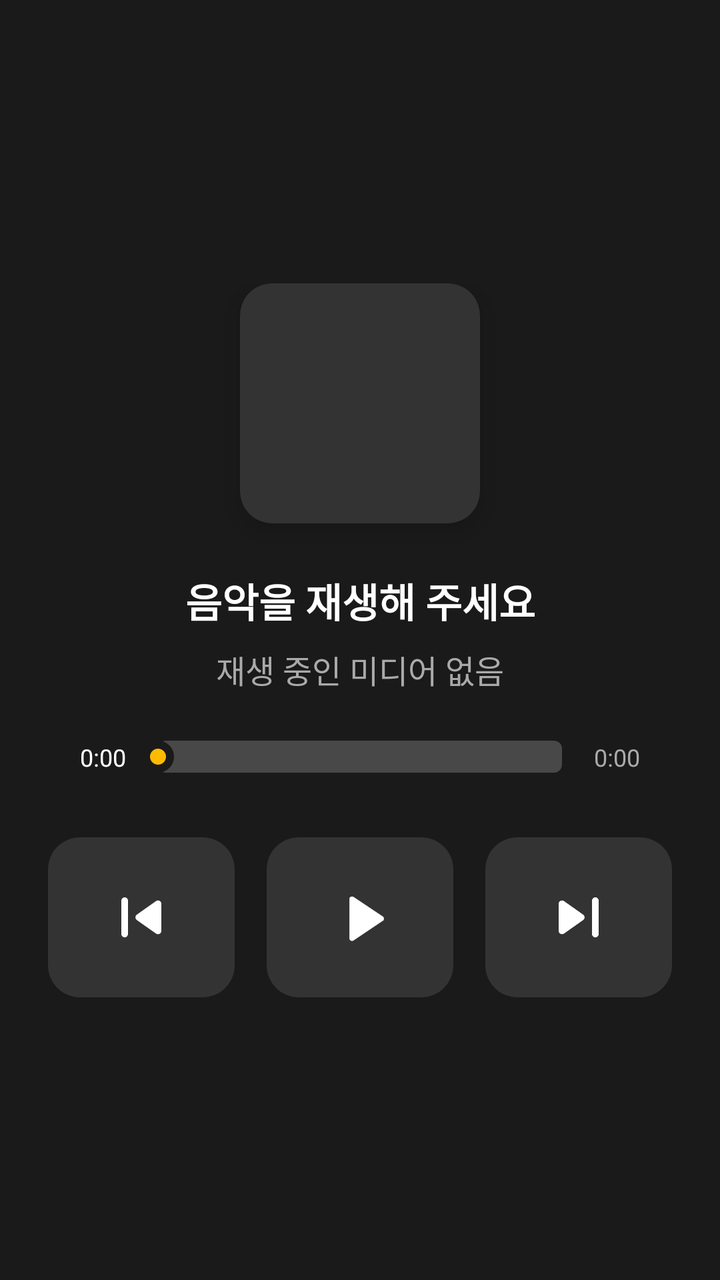
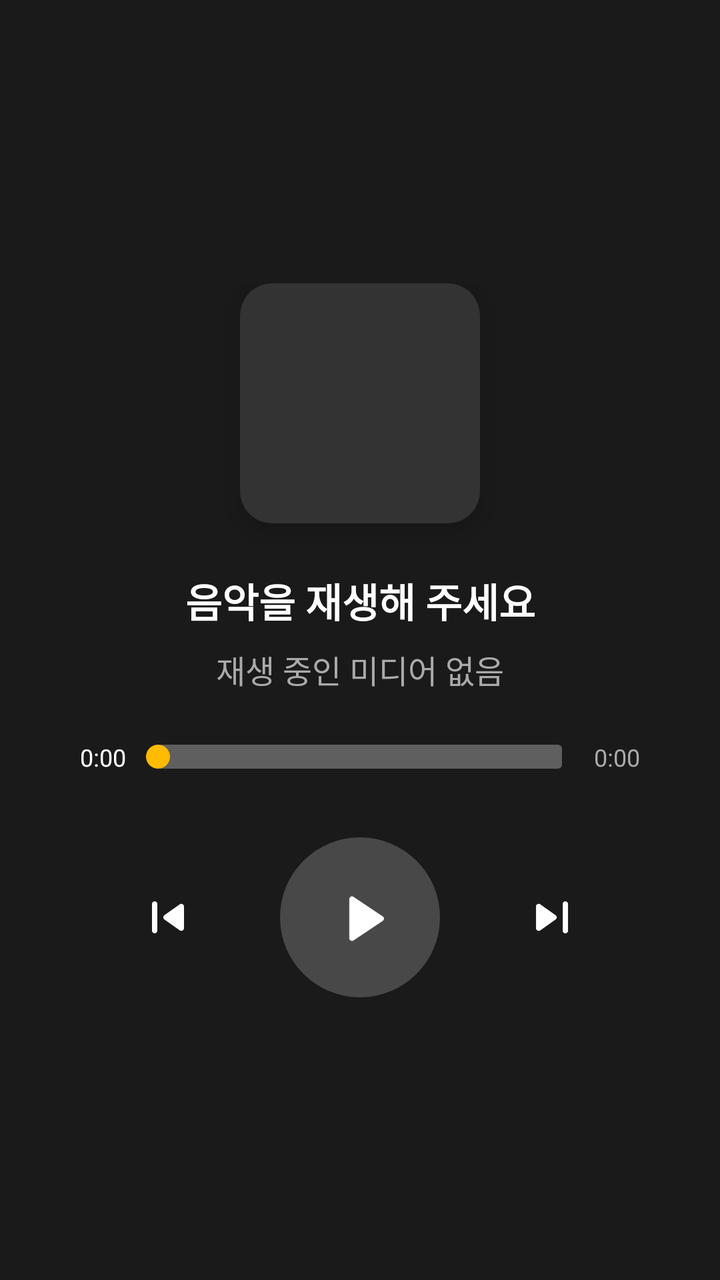

Two renders of the same Android screen: before a commit and after it. Below are the layout's source before the change and the commit's diff.
<!-- AndroidManifest.xml: application theme Theme.CarrotNavi -->
<!-- res/layout/layout_media_player.xml -->
<?xml version="1.0" encoding="utf-8"?>
<androidx.constraintlayout.widget.ConstraintLayout
    xmlns:android="http://schemas.android.com/apk/res/android"
    xmlns:app="http://schemas.android.com/apk/res-auto"
    android:id="@+id/mediaPlayerContainer"
    android:layout_width="match_parent"
    android:layout_height="match_parent"
    android:background="#1A1A1A">

    <ImageView
        android:id="@+id/ivAlbumArt"
        android:layout_width="match_parent"
        android:layout_height="0dp"
        android:scaleType="centerCrop"
        android:alpha="0.3"
        app:layout_constraintTop_toTopOf="parent"
        app:layout_constraintBottom_toBottomOf="parent" />

    <com.example.carrotnavi.FakeEqView
        android:id="@+id/fakeEqView"
        android:layout_width="match_parent"
        android:layout_height="0dp"
        android:visibility="gone"
        app:layout_constraintTop_toTopOf="parent"
        app:layout_constraintBottom_toBottomOf="parent" />

    <LinearLayout
        android:id="@+id/llMediaMainOuter"
        android:layout_width="match_parent"
        android:layout_height="wrap_content"
        android:orientation="vertical"
        android:gravity="center"
        android:padding="24dp"
        app:layout_constraintTop_toTopOf="parent"
        app:layout_constraintBottom_toBottomOf="parent">

        <LinearLayout
            android:id="@+id/llMediaTopSection"
            android:layout_width="match_parent"
            android:layout_height="wrap_content"
            android:orientation="vertical"
            android:gravity="center">

        <androidx.cardview.widget.CardView
            android:id="@+id/cvAlbumArtContainer"
            android:layout_width="120dp"
            android:layout_height="120dp"
            app:cardCornerRadius="16dp"
            app:cardElevation="8dp"
            app:cardBackgroundColor="#333333">
            <ImageView
                android:id="@+id/ivAlbumArtThumbnail"
                android:layout_width="match_parent"
                android:layout_height="match_parent"
                android:scaleType="centerCrop" />
        </androidx.cardview.widget.CardView>

        <LinearLayout
            android:id="@+id/llMediaInfoSection"
            android:layout_width="match_parent"
            android:layout_height="wrap_content"
            android:orientation="vertical"
            android:gravity="center">

        <TextView
            android:id="@+id/tvMediaTitle"
            android:layout_width="wrap_content"
            android:layout_height="wrap_content"
            android:text="음악을 재생해 주세요"
            android:textColor="#FFFFFF"
            android:textSize="20sp"
            android:textStyle="bold"
            android:layout_marginTop="24dp"
            android:gravity="center"
            android:ellipsize="marquee"
            android:singleLine="true" />

        <TextView
            android:id="@+id/tvMediaArtist"
            android:layout_width="wrap_content"
            android:layout_height="wrap_content"
            android:text="재생 중인 미디어 없음"
            android:textColor="#AAAAAA"
            android:textSize="16sp"
            android:gravity="center"
            android:layout_marginTop="8dp"
            android:singleLine="true" />

        
        <LinearLayout
            android:layout_width="match_parent"
            android:layout_height="wrap_content"
            android:orientation="horizontal"
            android:gravity="center_vertical"
            android:layout_marginTop="24dp"
            android:paddingHorizontal="16dp">
            
            <TextView
                android:id="@+id/tvCurrentTime"
                android:layout_width="wrap_content"
                android:layout_height="wrap_content"
                android:text="0:00"
                android:textColor="#FFFFFF"
                android:textSize="12sp" />
                
            <SeekBar
                android:id="@+id/sbMediaProgress"
                android:layout_width="0dp"
                android:layout_height="wrap_content"
                android:layout_weight="1"
                android:progressDrawable="@drawable/custom_seekbar_progress"
                android:thumb="@drawable/custom_seekbar_thumb"
                android:splitTrack="false"
                android:paddingHorizontal="16dp" />
                
                <TextView
                    android:id="@+id/tvDuration"
                    android:layout_width="wrap_content"
                    android:layout_height="wrap_content"
                    android:text="0:00"
                    android:textColor="#AAAAAA"
                    android:textSize="12sp" />
            </LinearLayout>
        </LinearLayout>
        </LinearLayout>

        
        <androidx.constraintlayout.widget.ConstraintLayout
            android:id="@+id/clMediaControls"
            android:layout_width="match_parent"
            android:layout_height="wrap_content"
            android:layout_marginTop="32dp"
            android:clipToPadding="false">
            
            <ImageButton
                android:id="@+id/btnPrev"
                android:layout_width="0dp"
                android:layout_height="80dp"
                android:padding="20dp"
                android:background="@drawable/bg_media_control_btn"
                android:src="@drawable/ic_round_skip_previous_24"
                android:scaleType="fitCenter"
                app:layout_constraintHorizontal_weight="1"
                app:layout_constraintStart_toStartOf="parent"
                app:layout_constraintEnd_toStartOf="@+id/btnPlayPause"
                app:layout_constraintTop_toTopOf="parent"
                app:layout_constraintBottom_toBottomOf="parent"
                android:layout_marginEnd="8dp" />
                
            <ImageButton
                android:id="@+id/btnPlayPause"
                android:layout_width="0dp"
                android:layout_height="80dp"
                android:padding="24dp"
                android:background="@drawable/bg_media_control_btn"
                android:src="@drawable/ic_round_play_arrow_24"
                android:scaleType="fitCenter"
                app:layout_constraintHorizontal_weight="1"
                app:layout_constraintStart_toEndOf="@+id/btnPrev"
                app:layout_constraintEnd_toStartOf="@+id/btnNext"
                app:layout_constraintTop_toTopOf="parent"
                app:layout_constraintBottom_toBottomOf="parent"
                android:layout_marginHorizontal="8dp" />
                
            <ImageButton
                android:id="@+id/btnNext"
                android:layout_width="0dp"
                android:layout_height="80dp"
                android:padding="20dp"
                android:background="@drawable/bg_media_control_btn"
                android:src="@drawable/ic_round_skip_next_24"
                android:scaleType="fitCenter"
                app:layout_constraintHorizontal_weight="1"
                app:layout_constraintStart_toEndOf="@+id/btnPlayPause"
                app:layout_constraintEnd_toEndOf="parent"
                app:layout_constraintTop_toTopOf="parent"
                app:layout_constraintBottom_toBottomOf="parent"
                android:layout_marginStart="8dp" />
        </androidx.constraintlayout.widget.ConstraintLayout>

    </LinearLayout>

</androidx.constraintlayout.widget.ConstraintLayout>
<!-- resources referenced by this layout -->
<resources>
  <!-- drawable bg_media_control_btn (drawable) -->
  <?xml version="1.0" encoding="utf-8"?>
  <ripple xmlns:android="http://schemas.android.com/apk/res/android"
      android:color="?attr/colorControlHighlight">
      <item>
          <shape android:shape="rectangle">
              <corners android:radius="16dp" />
              <solid android:color="#333333" />
          </shape>
      </item>
  </ripple>
  <!-- drawable custom_seekbar_progress (drawable) -->
  <?xml version="1.0" encoding="utf-8"?>
  <layer-list xmlns:android="http://schemas.android.com/apk/res/android">
      <item android:id="@android:id/background">
          <shape android:shape="rectangle">
              <corners android:radius="4dp" />
              <solid android:color="#33FFFFFF" />
              <size android:height="6dp" />
          </shape>
      </item>
      <item android:id="@android:id/secondaryProgress">
          <clip>
              <shape android:shape="rectangle">
                  <corners android:radius="4dp" />
                  <solid android:color="#55FFFFFF" />
              </shape>
          </clip>
      </item>
      <item android:id="@android:id/progress">
          <clip>
              <shape android:shape="rectangle">
                  <corners android:radius="4dp" />
                  <solid android:color="#FFBB00" />
              </shape>
          </clip>
      </item>
  </layer-list>
  <!-- drawable custom_seekbar_thumb (drawable) -->
  <?xml version="1.0" encoding="utf-8"?>
  <shape xmlns:android="http://schemas.android.com/apk/res/android"
      android:shape="oval">
      <solid android:color="#FFBB00" />
      <size
          android:width="16dp"
          android:height="16dp" />
      <stroke android:width="4dp" android:color="#1A1A1A" />
  </shape>
  <!-- drawable ic_round_play_arrow_24 (drawable) -->
  <vector xmlns:android="http://schemas.android.com/apk/res/android"
      android:width="24dp"
      android:height="24dp"
      android:viewportWidth="24"
      android:viewportHeight="24">
    <path
        android:fillColor="#FFFFFFFF"
        android:pathData="M8,5.14v14.72a1,1 0,0 0,1.5 0.86l11,-7.36a1,1 0,0 0,0 -1.72l-11,-7.36A1,1 0,0 0,8 5.14z"/>
  </vector>
  <!-- drawable ic_round_skip_next_24 (drawable) -->
  <vector xmlns:android="http://schemas.android.com/apk/res/android"
      android:width="24dp"
      android:height="24dp"
      android:viewportWidth="24"
      android:viewportHeight="24">
    <path
        android:fillColor="#FFFFFFFF"
        android:pathData="M7.58,16.89l5.77,-4.07c0.56,-0.4 0.56,-1.24 0,-1.63L7.58,7.11C6.91,6.65 6,7.12 6,7.93v8.14C6,16.88 6.91,17.35 7.58,16.89zM16,7v10c0,0.55 0.45,1 1,1s1,-0.45 1,-1V7c0,-0.55 -0.45,-1 -1,-1S16,6.45 16,7z"/>
  </vector>
  <!-- drawable ic_round_skip_previous_24 (drawable) -->
  <vector xmlns:android="http://schemas.android.com/apk/res/android"
      android:width="24dp"
      android:height="24dp"
      android:viewportWidth="24"
      android:viewportHeight="24">
    <path
        android:fillColor="#FFFFFFFF"
        android:pathData="M6,7v10c0,0.55 0.45,1 1,1s1,-0.45 1,-1V7c0,-0.55 -0.45,-1 -1,-1S6,6.45 6,7zM16.42,16.89l-5.77,-4.07c-0.56,-0.4 -0.56,-1.24 0,-1.63l5.77,-4.08C17.09,6.65 18,7.12 18,7.93v8.14C18,16.88 17.09,17.35 16.42,16.89z"/>
  </vector>
  <style name="Theme.CarrotNavi" parent="Theme.MaterialComponents.DayNight.NoActionBar" />
</resources>

<!-- the commit's change to res/layout/layout_media_player.xml (unified diff, before → after) -->
@@ -134,48 +134,45 @@
             
             <ImageButton
                 android:id="@+id/btnPrev"
-                android:layout_width="0dp"
-                android:layout_height="80dp"
-                android:padding="20dp"
-                android:background="@drawable/bg_media_control_btn"
+                android:layout_width="64dp"
+                android:layout_height="64dp"
+                android:padding="16dp"
+                android:background="?attr/selectableItemBackgroundBorderless"
                 android:src="@drawable/ic_round_skip_previous_24"
                 android:scaleType="fitCenter"
-                app:layout_constraintHorizontal_weight="1"
+                app:layout_constraintHorizontal_chainStyle="packed"
                 app:layout_constraintStart_toStartOf="parent"
                 app:layout_constraintEnd_toStartOf="@+id/btnPlayPause"
                 app:layout_constraintTop_toTopOf="parent"
                 app:layout_constraintBottom_toBottomOf="parent"
-                android:layout_marginEnd="8dp" />
+                android:layout_marginEnd="24dp" />
                 
             <ImageButton
                 android:id="@+id/btnPlayPause"
-                android:layout_width="0dp"
+                android:layout_width="80dp"
                 android:layout_height="80dp"
                 android:padding="24dp"
                 android:background="@drawable/bg_media_control_btn"
                 android:src="@drawable/ic_round_play_arrow_24"
                 android:scaleType="fitCenter"
-                app:layout_constraintHorizontal_weight="1"
                 app:layout_constraintStart_toEndOf="@+id/btnPrev"
                 app:layout_constraintEnd_toStartOf="@+id/btnNext"
                 app:layout_constraintTop_toTopOf="parent"
-                app:layout_constraintBottom_toBottomOf="parent"
-                android:layout_marginHorizontal="8dp" />
+                app:layout_constraintBottom_toBottomOf="parent" />
                 
             <ImageButton
                 android:id="@+id/btnNext"
-                android:layout_width="0dp"
-                android:layout_height="80dp"
-                android:padding="20dp"
-                android:background="@drawable/bg_media_control_btn"
+                android:layout_width="64dp"
+                android:layout_height="64dp"
+                android:padding="16dp"
+                android:background="?attr/selectableItemBackgroundBorderless"
                 android:src="@drawable/ic_round_skip_next_24"
                 android:scaleType="fitCenter"
-                app:layout_constraintHorizontal_weight="1"
                 app:layout_constraintStart_toEndOf="@+id/btnPlayPause"
                 app:layout_constraintEnd_toEndOf="parent"
                 app:layout_constraintTop_toTopOf="parent"
                 app:layout_constraintBottom_toBottomOf="parent"
-                android:layout_marginStart="8dp" />
+                android:layout_marginStart="24dp" />
         </androidx.constraintlayout.widget.ConstraintLayout>
 
     </LinearLayout>
<!-- resource entries referenced after the edit -->
@@ -5,9 +5,8 @@
   <ripple xmlns:android="http://schemas.android.com/apk/res/android"
       android:color="?attr/colorControlHighlight">
       <item>
-          <shape android:shape="rectangle">
-              <corners android:radius="16dp" />
-              <solid android:color="#333333" />
+          <shape android:shape="oval">
+              <solid android:color="#33FFFFFF" />
           </shape>
       </item>
   </ripple>
@@ -16,23 +15,23 @@
   <layer-list xmlns:android="http://schemas.android.com/apk/res/android">
       <item android:id="@android:id/background">
           <shape android:shape="rectangle">
-              <corners android:radius="4dp" />
-              <solid android:color="#33FFFFFF" />
-              <size android:height="6dp" />
+              <corners android:radius="2dp" />
+              <solid android:color="#4DFFFFFF" />
+              <size android:height="4dp" />
           </shape>
       </item>
       <item android:id="@android:id/secondaryProgress">
           <clip>
               <shape android:shape="rectangle">
-                  <corners android:radius="4dp" />
-                  <solid android:color="#55FFFFFF" />
+                  <corners android:radius="2dp" />
+                  <solid android:color="#80FFFFFF" />
               </shape>
           </clip>
       </item>
       <item android:id="@android:id/progress">
           <clip>
               <shape android:shape="rectangle">
-                  <corners android:radius="4dp" />
+                  <corners android:radius="2dp" />
                   <solid android:color="#FFBB00" />
               </shape>
           </clip>
@@ -44,9 +43,8 @@
       android:shape="oval">
       <solid android:color="#FFBB00" />
       <size
-          android:width="16dp"
-          android:height="16dp" />
-      <stroke android:width="4dp" android:color="#1A1A1A" />
+          android:width="12dp"
+          android:height="12dp" />
   </shape>
   <!-- drawable ic_round_play_arrow_24 (drawable) -->
   <vector xmlns:android="http://schemas.android.com/apk/res/android"
